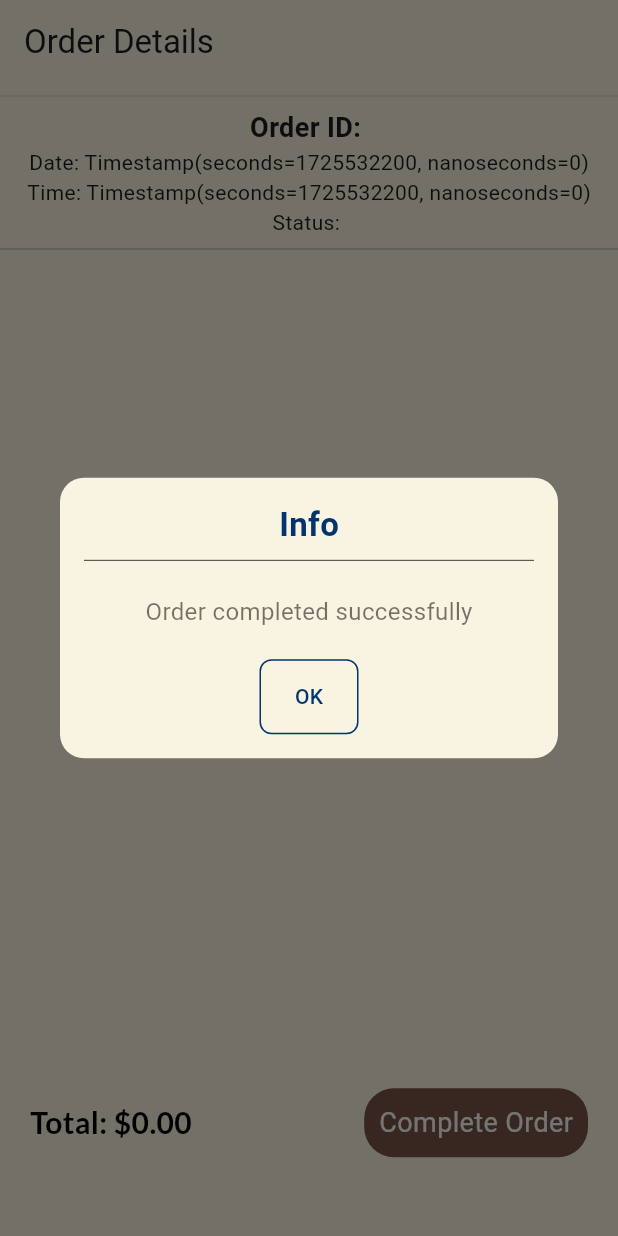
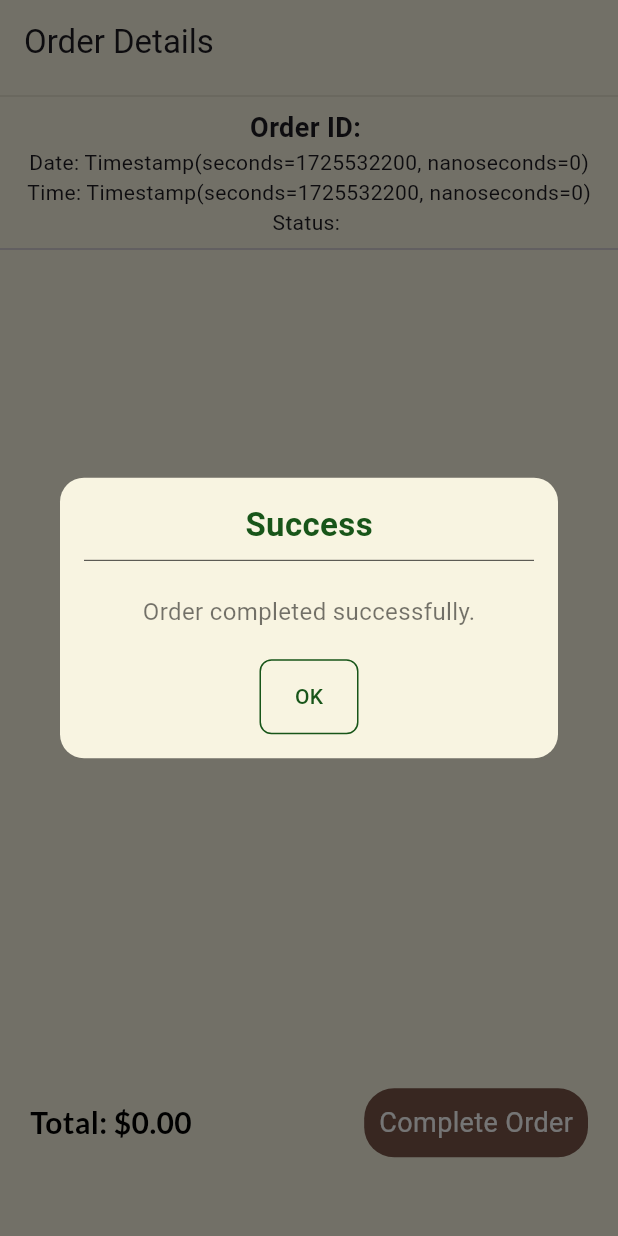
Before and after one commit to OguzhanCinar-01/cup_connect, a Flutter app: the OrderDetails screen opened directly with empty values, after a tap on "Complete Order", on a phone screen of 412 x 824 dp. Run offline on Flutter 3.47's test engine with Material 3 defaults, Android fonts, the phone set to English and light mode, and no system bars; our stand-ins replace cloud_firestore, firebase_auth, firebase_core, google_fonts, timeline_tile; accounts and stored records are empty.

Commit message:
Refactor: Update order status update logic and improve code readability

```diff
--- a/lib/utils/app_show_messages.dart
+++ b/lib/utils/app_show_messages.dart
@@ -78,7 +78,7 @@ class AppShowMessages {
     );
   }
 
-  static void showSuccessDialog(BuildContext context, String message) {
+  static Future<void> showSuccessDialog(BuildContext context, String message) async {
     showDialog(
       // ignore: use_build_context_synchronously
       context: context,
@@ -229,4 +229,5 @@ class AppShowMessages {
       }
     );
   }
+
 }
--- a/lib/views/adminPanel/view/order_details.dart
+++ b/lib/views/adminPanel/view/order_details.dart
@@ -1,3 +1,6 @@
+// ignore_for_file: use_build_context_synchronously
+
+import 'package:coffee_shop/extensions/space_exs.dart';
 import 'package:coffee_shop/utils/app_show_messages.dart';
 import 'package:coffee_shop/utils/app_styles.dart';
 import 'package:coffee_shop/views/adminPanel/viewmodel/admin_panel_view_model.dart';
@@ -125,18 +128,102 @@ class OrderDetails extends StatelessWidget {
                 GestureDetector(
                   onTap: () async {
                     try {
-                      /// Update order status to 'Completed'
+                      /// Order status to 'Completed'
                       await orderViewModel.updateOrderStatus(
                           order['orderID'], 'Completed');
+
+                      /// Check if the order is completed
                       await orderViewModel.checkCompletedOrders();
 
-                      AppShowMessages.showInfoDialog(
-                          context, 'Order completed successfully');
-                      adminPanelViewModel.fetchOrders();
-                      adminPanelViewModel.fetchCompletedOrders();
+                      /// Show success message and wait for the dialog to be closed
+                      await showDialog(
+                        context: context,
+                        builder: (BuildContext context) {
+                          return Dialog(
+                            shape: RoundedRectangleBorder(
+                              borderRadius: BorderRadius.circular(16),
+                            ),
+                            elevation: 16,
+                            backgroundColor: AppColors.surface,
+                            child: Padding(
+                              padding: const EdgeInsets.all(16.0),
+                              child: Column(
+                                mainAxisSize: MainAxisSize.min,
+                                crossAxisAlignment: CrossAxisAlignment.start,
+                                children: <Widget>[
+                                  Center(
+                                    child: Text(
+                                      'Success',
+                                      style: TextStyle(
+                                        fontSize: 22,
+                                        fontWeight: FontWeight.bold,
+                                        color: AppColors.showSuccessDialogColor,
+                                      ),
+                                    ),
+                                  ),
+                                  const Divider(
+                                    color: Colors.black,
+                                    thickness: 0.5,
+                                  ),
+                                  15.h,
+                                  const Padding(
+                                    padding:
+                                        EdgeInsets.symmetric(horizontal: 25),
+                                    child: Center(
+                                      child: Text(
+                                        'Order completed successfully.',
+                                        style: TextStyle(
+                                          fontSize: 16,
+                                          color: Colors.black54,
+                                        ),
+                                      ),
+                                    ),
+                                  ),
+                                  const SizedBox(height: 20),
+                                  Center(
+                                    child: Container(
+                                      decoration: BoxDecoration(
+                                        color: AppColors.surface,
+                                        borderRadius: BorderRadius.circular(8),
+                                        border: Border.all(
+                                          color:
+                                              AppColors.showSuccessDialogColor,
+                                          width: 1,
+                                        ),
+                                      ),
+                                      child: TextButton(
+                                        onPressed: () {
+                                          Navigator.of(context).pop();
+                                        },
+                                        child: Text(
+                                          'OK',
+                                          style: TextStyle(
+                                            color: AppColors
+                                                .showSuccessDialogColor,
+                                          ),
+                                        ),
+                                      ),
+                                    ),
+                                  ),
+                                ],
+                              ),
+                            ),
+                          );
+                        },
+                      );
+
+                      /// Fetch updated orders after the dialog is closed
+                      await adminPanelViewModel.fetchOrders();
+                      await adminPanelViewModel.fetchCompletedOrders();
+
+                      /// Pop the current page
+                      Navigator.of(context).pop();
                     } catch (e) {
-                      AppShowMessages.showErrorDialog(context,
-                          'An error occurred while completing the order');
+                      /// Show error message
+                      AppShowMessages.showErrorDialog(
+                        context,
+                        'An error occurred while completing the order',
+                      );
                     }
                   },
                   child: Container(
@@ -153,7 +240,7 @@ class OrderDetails extends StatelessWidget {
                       ),
                     ),
                   ),
-                )
+                ),
               ],
             ),
           ),
--- a/lib/views/adminPanel/viewmodel/admin_panel_view_model.dart
+++ b/lib/views/adminPanel/viewmodel/admin_panel_view_model.dart
@@ -41,7 +41,6 @@ class AdminPanelViewModel extends ChangeNotifier {
       final completedOrdersSnapshot = await FirebaseFirestore.instance
           .collection('completed_orders')
           .orderBy('orderDate', descending: true)
-          .orderBy('orderTime', descending: true)
           .get();
 
       _completedOrders =
```
Also changed, not shown: assets/images/cold_frappe.png, assets/images/cold_iced_americano.png, assets/images/cold_iced_white_chocolate_mocha.png.
